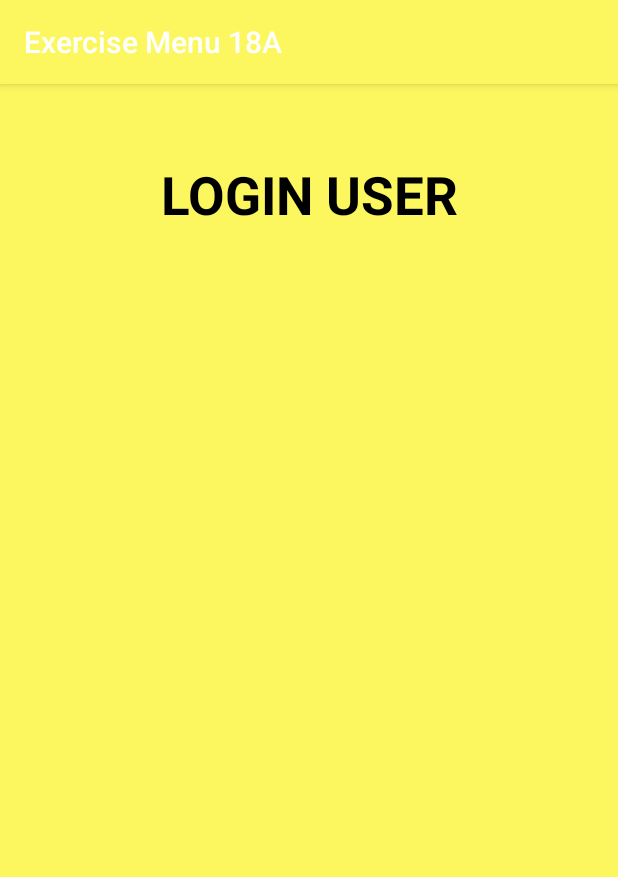
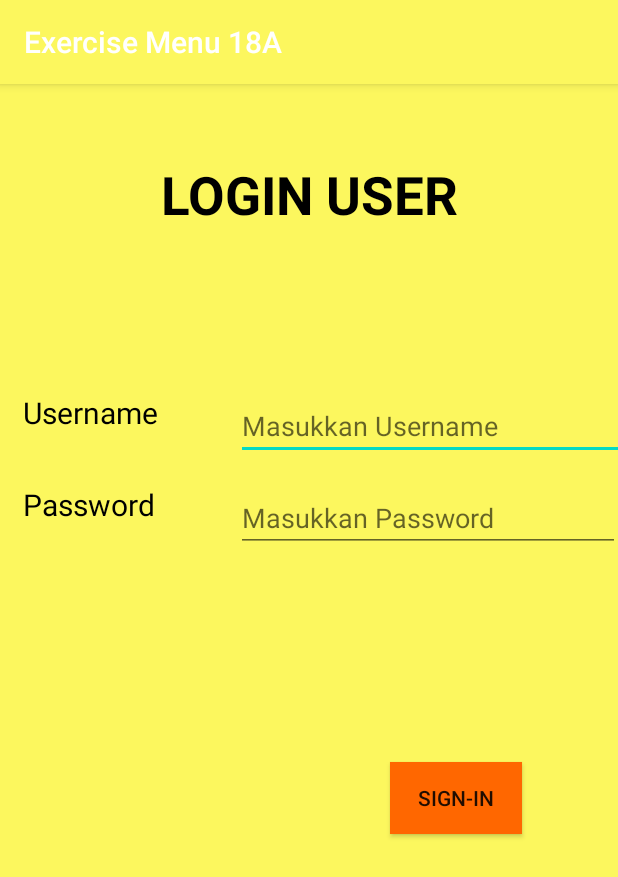
Before and after one commit to tasyaripha/ExerciseMenu18A, an Android app: the screen it shows after launch (MainActivity), on a phone screen of 412 x 824 dp. Shown: the top 877 px of the screen. Run offline under Robolectric (Android 15) with nearby library versions, the phone set to English and light mode, and no system bars.

Commit message:
Login User

```diff
--- a/app/src/main/res/layout/activity_main.xml
+++ b/app/src/main/res/layout/activity_main.xml
@@ -29,7 +29,80 @@
             app:layout_constraintTop_toTopOf="parent"
             app:layout_constraintVertical_bias="0.062" />
 
+        <TableLayout
+            android:layout_width="match_parent"
+            android:layout_height="wrap_content"
+            android:layout_marginTop="100dp">
 
+            <TableRow
+                android:layout_height="wrap_content"
+                android:layout_width="wrap_content">
+
+                <TextView
+                    android:id="@+id/textView"
+                    android:layout_width="134dp"
+                    android:layout_height="wrap_content"
+                    android:layout_marginLeft="15dp"
+                    android:text="@string/un"
+                    android:textColor="@color/label"
+                    android:textSize="20sp">
+                </TextView>
+
+                <EditText
+                    android:id="@+id/editUN"
+                    android:layout_width="wrap_content"
+                    android:layout_height="wrap_content"
+                    android:layout_marginStart="8dp"
+                    android:layout_marginTop="8dp"
+                    android:layout_marginBottom="8dp"
+                    android:ems="12"
+                    android:hint="Masukkan Username"
+                    android:inputType="textPersonName"
+                    android:textColor="@color/txt">
+                </EditText>
+            </TableRow>
+
+            <TableRow
+                android:layout_width="match_parent"
+                android:layout_height="match_parent">
+                <TextView
+                    android:id="@+id/textView3"
+                    android:layout_width="wrap_content"
+                    android:layout_height="wrap_content"
+                    android:layout_marginLeft="15dp"
+                    android:text="@string/ps"
+                    android:textColor="@color/label"
+                    android:textSize="20sp">
+                </TextView>
+                <EditText
+                    android:id="@+id/editPass"
+                    android:layout_width="wrap_content"
+                    android:layout_height="wrap_content"
+                    android:layout_marginStart="8dp"
+                    android:layout_marginTop="8dp"
+                    android:layout_marginEnd="8dp"
+                    android:ems="12"
+                    android:hint="Masukkan Password"
+                    android:inputType="textPassword"
+                    android:textColor="@color/txt">
+                </EditText>
+            </TableRow>
+
+        </TableLayout>
+
+        <Button
+            android:layout_width="wrap_content"
+            android:layout_height="wrap_content"
+            android:id="@+id/btnok"
+            android:layout_marginLeft="260dp"
+            android:layout_marginTop="140dp"
+            android:background="@color/btn"
+            android:text="@string/btn"
+            app:layout_constraintEnd_toEndOf="parent"
+            app:layout_constraintHorizontal_bias="0.971"
+            app:layout_constraintStart_toStartOf="parent"
+            app:layout_constraintTop_toTopOf="parent"
+            app:layout_constraintVertical_bias="0.971" />
     </LinearLayout>
 
 </androidx.constraintlayout.widget.ConstraintLayout>
```
